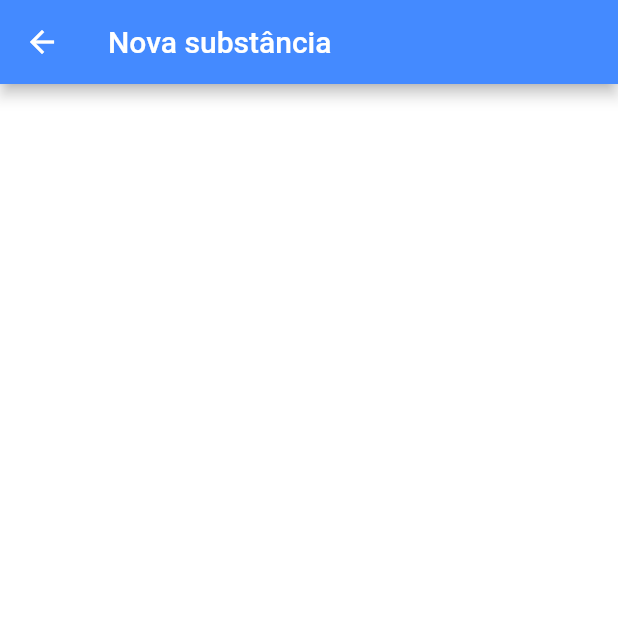
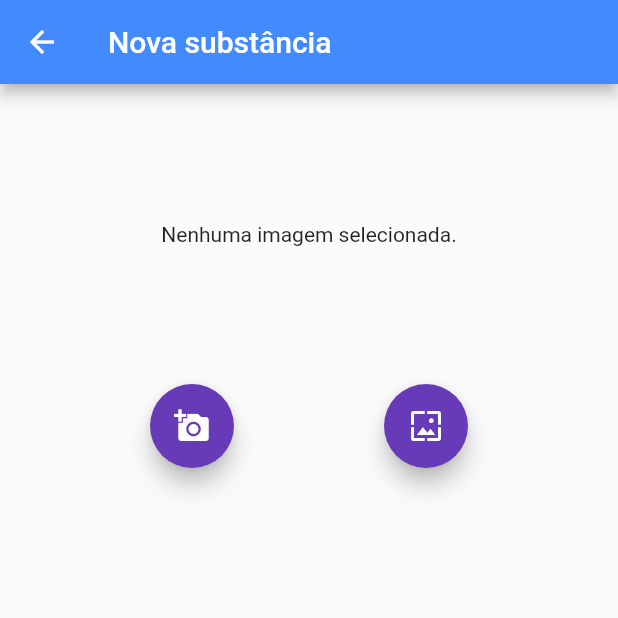
Before and after one commit to maanoel/damage_reduction, a Flutter app: the Menu screen opened directly, after a tap on the "note add" icon, on a phone screen of 412 x 824 dp, the top half of it. Run offline on Flutter 3.47's test engine with Material 2 defaults, Android fonts, the phone set to English and light mode, and no system bars; our stand-ins replace image_picker.

Commit message:
substance photo

```diff
--- /dev/null
+++ b/lib/ButtonsToNavigation.dart
@@ -0,0 +1,22 @@
+import 'package:flutter/material.dart';
+import 'new_substance.dart';
+
+class ButtonsNavigatorInginer {
+
+  BottomNavigationBar ButtonsToNavigator() {
+    return BottomNavigationBar(
+      currentIndex: 0, // this will be set when a new tab is tapped
+      items: [
+        BottomNavigationBarItem(
+          icon: new Icon(Icons.home),
+          title: new Text('Home'),
+        ),
+        BottomNavigationBarItem(
+          icon: new Icon(Icons.account_box),
+          title: new Text('Meu Perfil'),
+        ),
+        BottomNavigationBarItem(icon: Icon(Icons.person), title: Text('Sair'))
+      ],
+    );
+  }
+}
--- a/lib/menu.dart
+++ b/lib/menu.dart
@@ -1,5 +1,6 @@
 import 'package:flutter/material.dart';
 import 'new_substance.dart';
+import 'ButtonsToNavigation.dart';
 
 class Menu extends StatefulWidget {
   @override
@@ -52,8 +53,8 @@ class _MenuState extends State<Menu> {
                               Navigator.push(
                                 context,
                                 MaterialPageRoute(
-                                    builder: (context) => NewSubstancePage()),
-                              );
+                                    builder: (context) => SubstancePage(),
+                              ));
                             },
                             tooltip: "Inserir uma substância",
                             icon: Icon(
@@ -104,28 +105,11 @@ class _MenuState extends State<Menu> {
               ],
             ),
           )),
-      bottomNavigationBar: ButtonsToNavigator(),
+      bottomNavigationBar: ButtonsNavigatorInginer().ButtonsToNavigator(),
     );
   }
 
-  ButtonsToNavigator(){
 
-    return BottomNavigationBar(
-      currentIndex: 0, // this will be set when a new tab is tapped
-      items: [
-        BottomNavigationBarItem(
-          icon: new Icon(Icons.home),
-          title: new Text('Home'),
-        ),
-        BottomNavigationBarItem(
-          icon: new Icon(Icons.account_box),
-          title: new Text('Meu Perfil'),
-        ),
-        BottomNavigationBarItem(icon: Icon(Icons.person), title: Text('Sair'))
-      ],
-    );
-
-  }
 
   BoxDecoration boxDecorationMenu() {
     return BoxDecoration(
--- a/lib/new_substance.dart
+++ b/lib/new_substance.dart
@@ -1,30 +1,68 @@
+import 'dart:async';
+import 'dart:io';
 import 'package:flutter/material.dart';
-import 'package:http/http.dart' as http;
-import 'dart:convert';
-import 'menu.dart';
+import 'package:image_picker/image_picker.dart';
 
-class NewSubstancePage extends StatefulWidget {
+class SubstancePage extends StatefulWidget {
   @override
-  NewSubstanceState createState() => NewSubstanceState();
+  _SbustancePageState createState() => _SbustancePageState();
 }
 
-class NewSubstanceState extends State<NewSubstancePage> {
+class _SbustancePageState extends State {
+
+  File _image;
+
+  Future getImageFromCam() async { // for camera
+    var image = await ImagePicker.pickImage(source: ImageSource.camera);
+    setState(() {
+      _image = image;
+    });
+  }
+
+  Future getImageFromGallery() async {// for gallery
+    var image = await ImagePicker.pickImage(source: ImageSource.gallery);
+    setState(() {
+      _image = image;
+    });
+  }
+
   @override
   Widget build(BuildContext context) {
     return Scaffold(
-      appBar: AppBar(
-          backgroundColor: Colors.blueAccent, title: Text("Nova substância")),
-      backgroundColor: Colors.white,
-      body: Padding(
-          padding: EdgeInsets.all(10),
-          child: Form(child:
-          Container(
-              child: Column(crossAxisAlignment: CrossAxisAlignment.stretch,children: <Widget>[
+        appBar: AppBar(
+          backgroundColor: Colors.blueAccent,
+          title: Text('Nova substância'),
+        ),
+        body: ListView(
+          children: [
+            Container(
+              width: MediaQuery.of(context).size.width,
+              height: 200.0,
+              child: Center(
+                child: _image == null
+                    ? Text('Nenhuma imagem selecionada.')
+                    : Image.file(_image),
+              ),
+            ),
+            Row(
+              mainAxisAlignment: MainAxisAlignment.spaceEvenly,
+              children: [
+                FloatingActionButton(
+                  onPressed: getImageFromCam,
+                  tooltip: 'Carregue uma imagem',
+                  child: Icon(Icons.add_a_photo),
+                ),
+                FloatingActionButton(
 
-
+                  onPressed: getImageFromGallery,
+                  tooltip: 'Carregar imagem',
+                  child: Icon(Icons.wallpaper),
+                ),
               ],
-
-          )))),
+            ),
+          ],
+        )
     );
   }
+
 }
--- a/pubspec.yaml
+++ b/pubspec.yaml
@@ -23,6 +23,8 @@ dependencies:
   # The following adds the Cupertino Icons font to your application.
   # Use with the CupertinoIcons class for iOS style icons.
   cupertino_icons: ^0.1.2
+  image_picker: "^0.4.5"
+  image_cropper: "^0.0.4"
 
 dev_dependencies:
   flutter_test:
```
Also changed, not shown: lib/ButtonsToNavigator.dart (deleted, +0 -185 lines), pubspec.lock.
